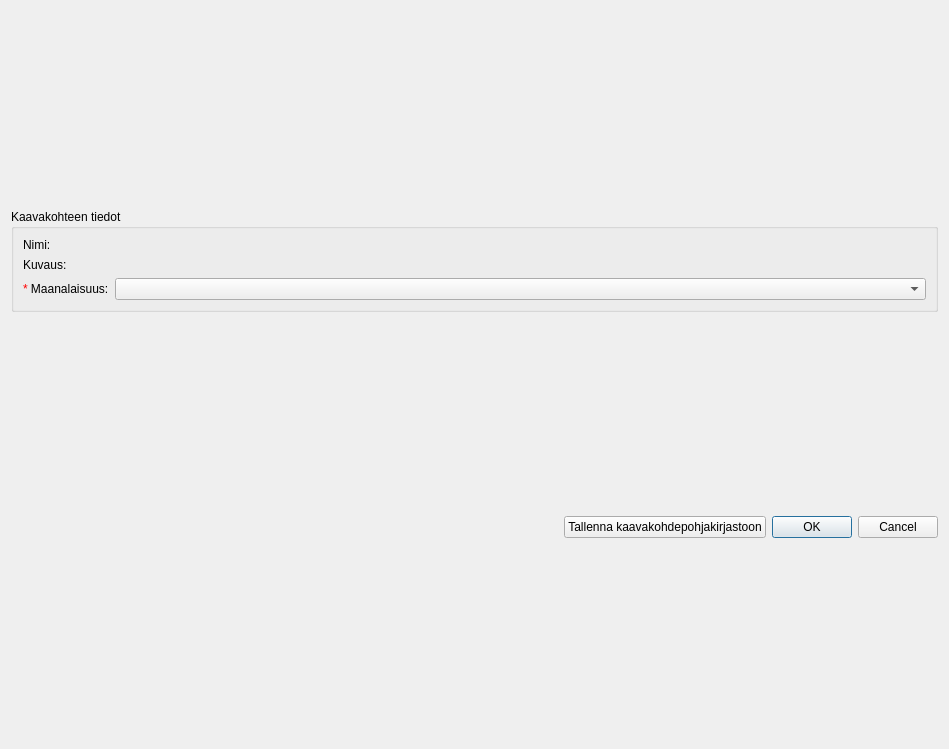
Qt form arho_feature_template/gui/dialogs/plan_feature_form.ui (GispoCoding/arho-qgis-plugin) before a commit.
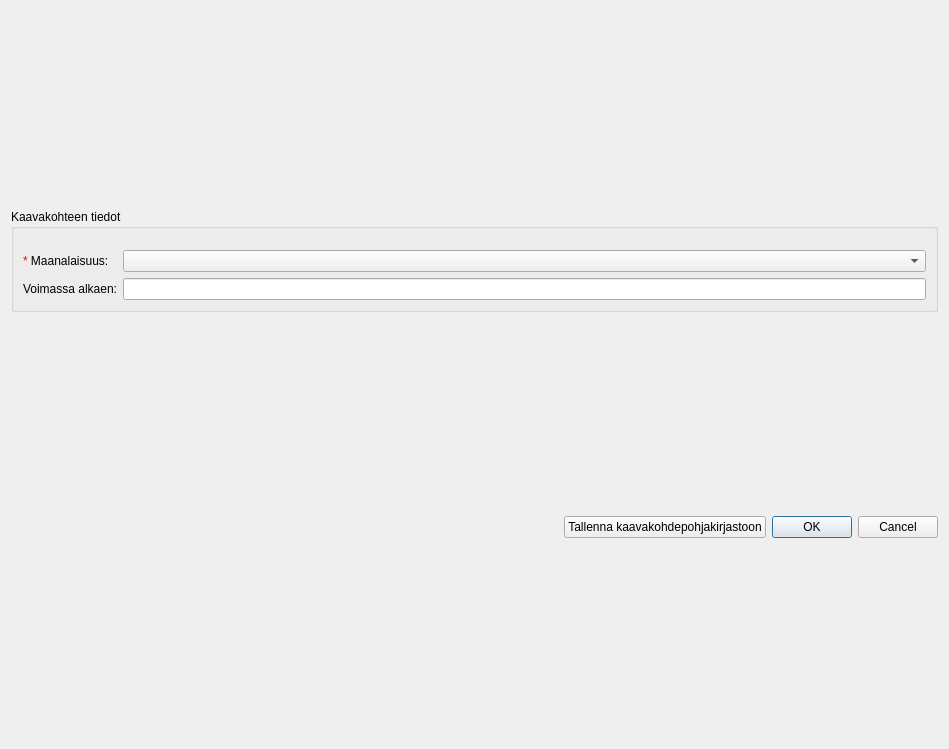
The same form after that commit. Custom widgets are drawn as their Qt base class.

Commit message:
show period of validity start for plan object, regulation and proposition
For plan objects, period of validity is shown in plan object form similarly
as for plan.

For plan regulations and propositions, if period of validity start exists,
a green checkmark is shown next to plan regulation name in its widget and
the date can be seen by hovering over the name (tooltip).

The edit to the form file:
```diff
--- a/arho_feature_template/gui/dialogs/plan_feature_form.ui
+++ b/arho_feature_template/gui/dialogs/plan_feature_form.ui
@@ -29,19 +29,11 @@
       <bool>false</bool>
      </property>
      <layout class="QFormLayout" name="formLayout">
-      <item row="0" column="0">
-       <widget class="QLabel" name="feature_name_label">
-        <property name="text">
-         <string>Nimi:</string>
-        </property>
-       </widget>
+      <item row="0" column="1">
+       <widget class="LocalizedSinglelineTextInputWidget" name="feature_name" native="true"/>
       </item>
-      <item row="1" column="0">
-       <widget class="QLabel" name="feature_description_label">
-        <property name="text">
-         <string>Kuvaus:</string>
-        </property>
-       </widget>
+      <item row="1" column="1">
+       <widget class="LocalizedMultilineTextInputWidget" name="feature_description" native="true"/>
       </item>
       <item row="2" column="0">
        <widget class="QLabel" name="feature_underground_label">
@@ -53,11 +45,19 @@
       <item row="2" column="1">
        <widget class="CodeComboBox" name="feature_type_of_underground"/>
       </item>
-      <item row="0" column="1">
-       <widget class="LocalizedSinglelineTextInputWidget" name="feature_name" native="true"/>
+      <item row="3" column="0">
+       <widget class="QLabel" name="validity_start_label">
+        <property name="text">
+         <string>Voimassa alkaen:</string>
+        </property>
+       </widget>
       </item>
-      <item row="1" column="1">
-       <widget class="LocalizedMultilineTextInputWidget" name="feature_description" native="true"/>
+      <item row="3" column="1">
+       <widget class="QLineEdit" name="validity_start_date">
+        <property name="readOnly">
+         <bool>true</bool>
+        </property>
+       </widget>
       </item>
      </layout>
     </widget>
```
The commit also changes 8 other files.
